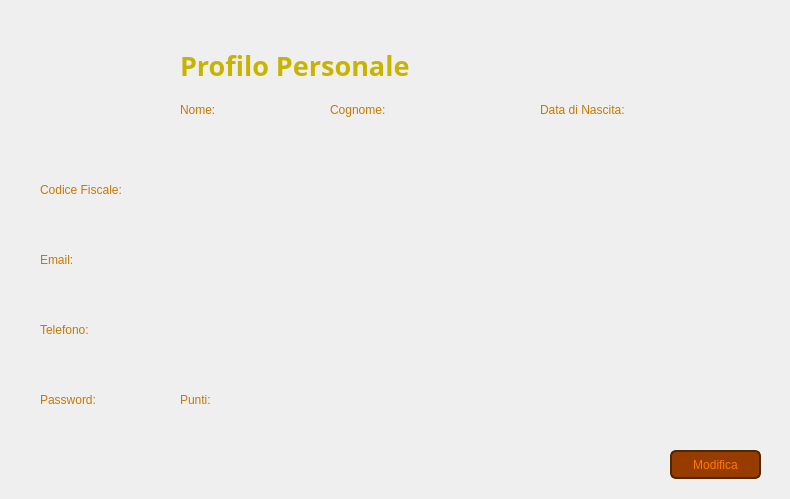
Qt form Viste/VistaVisualizzaProfiloPersonaleCliente.ui (GiacomoPrincipi/CineMax) before a commit.
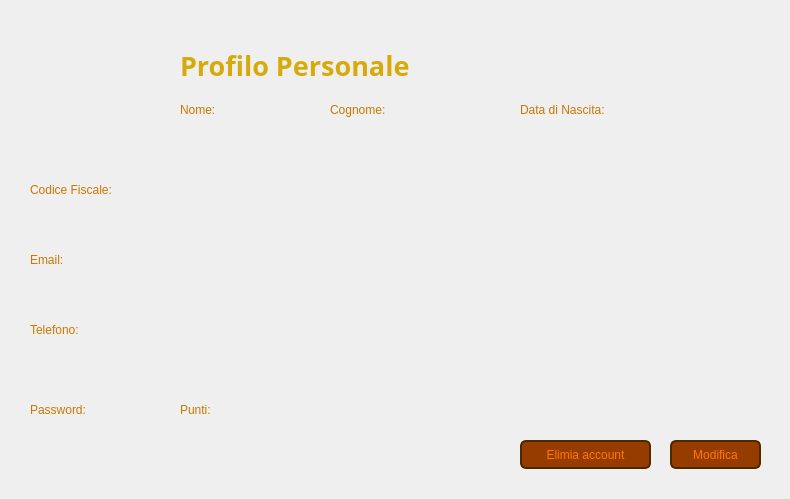
The same form after that commit. Icons and pictures are not drawn. Custom widgets are drawn as their Qt base class.

Diff of the .ui file:
```diff
--- a/Viste/VistaVisualizzaProfiloPersonaleCliente.ui
+++ b/Viste/VistaVisualizzaProfiloPersonaleCliente.ui
@@ -32,8 +32,8 @@
     background: qlineargradient(
         x1: 0, y1: 1,
         x2: 0, y2: 0,
-		stop: 0 #321E00,
-        stop: 1 #643C00
+		stop: 0 #211400,
+        stop: 1 #7D4B00
     );
 }</string>
    </property>
@@ -44,7 +44,7 @@
   <widget class="QLabel" name="labelProfilo">
    <property name="geometry">
     <rect>
-     <x>40</x>
+     <x>30</x>
      <y>30</y>
      <width>121</width>
      <height>121</height>
@@ -54,7 +54,7 @@
     <string/>
    </property>
    <property name="pixmap">
-    <pixmap>Immagini/profiloButtonCliente.png</pixmap>
+    <pixmap>Immagini/ProfiloButtonCliente.png</pixmap>
    </property>
    <property name="scaledContents">
     <bool>true</bool>
@@ -99,7 +99,7 @@
    </property>
    <property name="styleSheet">
     <string notr="true">QLabel {
-    color: #C8B400;
+    color: #D7AA0C;
 }</string>
    </property>
    <property name="text">
@@ -172,7 +172,7 @@
     <rect>
      <x>330</x>
      <y>130</y>
-     <width>181</width>
+     <width>171</width>
      <height>20</height>
     </rect>
    </property>
@@ -188,7 +188,7 @@
   <widget class="QLabel" name="labelCodiceFiscale">
    <property name="geometry">
     <rect>
-     <x>40</x>
+     <x>30</x>
      <y>180</y>
      <width>111</width>
      <height>20</height>
@@ -209,7 +209,7 @@
   <widget class="QLabel" name="labelCodiceFiscaleCliente">
    <property name="geometry">
     <rect>
-     <x>40</x>
+     <x>30</x>
      <y>210</y>
      <width>131</width>
      <height>20</height>
@@ -227,7 +227,7 @@
   <widget class="QLabel" name="labelEmail">
    <property name="geometry">
     <rect>
-     <x>40</x>
+     <x>30</x>
      <y>250</y>
      <width>81</width>
      <height>20</height>
@@ -248,7 +248,7 @@
   <widget class="QLabel" name="labelEmailCliente">
    <property name="geometry">
     <rect>
-     <x>40</x>
+     <x>30</x>
      <y>280</y>
      <width>251</width>
      <height>20</height>
@@ -266,7 +266,7 @@
   <widget class="QLabel" name="labelTelefono">
    <property name="geometry">
     <rect>
-     <x>40</x>
+     <x>30</x>
      <y>320</y>
      <width>81</width>
      <height>20</height>
@@ -287,7 +287,7 @@
   <widget class="QLabel" name="labelTelefonoCliente">
    <property name="geometry">
     <rect>
-     <x>40</x>
+     <x>30</x>
      <y>350</y>
      <width>101</width>
      <height>20</height>
@@ -305,8 +305,8 @@
   <widget class="QLabel" name="labelPassword">
    <property name="geometry">
     <rect>
-     <x>40</x>
-     <y>390</y>
+     <x>30</x>
+     <y>400</y>
      <width>81</width>
      <height>20</height>
     </rect>
@@ -326,8 +326,8 @@
   <widget class="QLabel" name="labelPasswordCliente">
    <property name="geometry">
     <rect>
-     <x>40</x>
-     <y>420</y>
+     <x>30</x>
+     <y>430</y>
      <width>121</width>
      <height>20</height>
     </rect>
@@ -345,7 +345,7 @@
    <property name="geometry">
     <rect>
      <x>670</x>
-     <y>450</y>
+     <y>440</y>
      <width>91</width>
      <height>29</height>
     </rect>
@@ -358,6 +358,10 @@
     border-radius: 6px;
 }
 
+QPushButton:focus {
+    outline: none;
+}
+
 QPushButton:hover {
     background-color: #C86400;
 }
@@ -370,7 +374,7 @@
   <widget class="QLabel" name="labelDataNascita">
    <property name="geometry">
     <rect>
-     <x>540</x>
+     <x>520</x>
      <y>100</y>
      <width>131</width>
      <height>20</height>
@@ -388,7 +392,7 @@
   <widget class="QLabel" name="labelDataNascitaCliente">
    <property name="geometry">
     <rect>
-     <x>540</x>
+     <x>520</x>
      <y>130</y>
      <width>101</width>
      <height>20</height>
@@ -407,7 +411,7 @@
    <property name="geometry">
     <rect>
      <x>180</x>
-     <y>390</y>
+     <y>400</y>
      <width>81</width>
      <height>20</height>
     </rect>
@@ -428,7 +432,7 @@
    <property name="geometry">
     <rect>
      <x>180</x>
-     <y>420</y>
+     <y>430</y>
      <width>91</width>
      <height>20</height>
     </rect>
@@ -442,6 +446,36 @@
     <string/>
    </property>
   </widget>
+  <widget class="QPushButton" name="pushButtonElimina">
+   <property name="geometry">
+    <rect>
+     <x>520</x>
+     <y>440</y>
+     <width>131</width>
+     <height>29</height>
+    </rect>
+   </property>
+   <property name="styleSheet">
+    <string notr="true">QPushButton {
+    background-color: #963C00;
+    color: #FF7800;
+    border: 2px solid #502800;
+    border-radius: 6px;
+}
+
+QPushButton:focus {
+    outline: none;
+}
+
+QPushButton:hover {
+    background-color: #C86400;
+}
+</string>
+   </property>
+   <property name="text">
+    <string>Elimia account</string>
+   </property>
+  </widget>
  </widget>
  <customwidgets>
   <customwidget>
```
